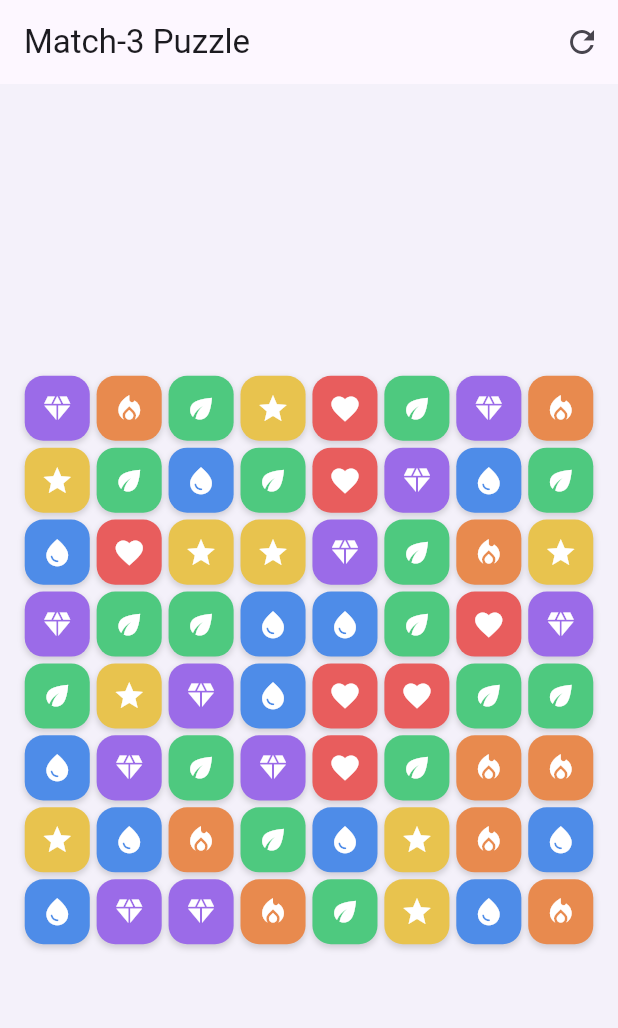
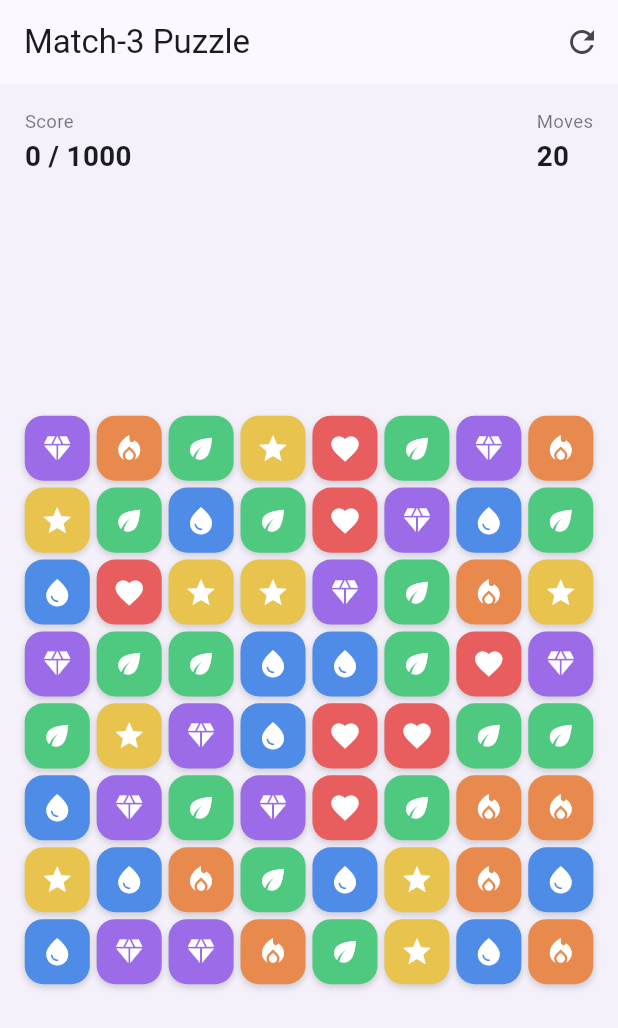
Before and after one commit to Gulshid/Match-3-Puzzle, a Flutter app: the screen it shows after launch, on a phone screen of 412 x 824 dp. Shown: the top 1028 px of the screen. Run offline on Flutter 3.47's test engine with Material 3 defaults, Android fonts, the phone set to English and light mode, and no system bars; our stand-ins replace flutter_riverpod, flutter_screenutil.

Commit message:
Phase 5 and 6 is done

```diff
--- a/match_3_puzzle/lib/features/game/presentation/screens/game_screen.dart
+++ b/match_3_puzzle/lib/features/game/presentation/screens/game_screen.dart
@@ -2,17 +2,26 @@ import 'package:flutter/material.dart';
 import 'package:flutter_riverpod/flutter_riverpod.dart';
 import 'package:flutter_screenutil/flutter_screenutil.dart';
 
+import '../../../../shared/widgets/shake_widget.dart';
 import '../../application/providers/board_provider.dart';
+import '../../domain/models/level_config.dart';
 import '../widgets/grid_widget.dart';
+import '../widgets/level_result_overlay.dart';
 
 class GameScreen extends ConsumerWidget {
   const GameScreen({super.key});
 
   @override
   Widget build(BuildContext context, WidgetRef ref) {
-    // .select() so this only rebuilds when comboCount itself changes,
-    // not on every board update.
+    final score = ref.watch(gameProvider.select((s) => s.score));
+    final movesRemaining =
+        ref.watch(gameProvider.select((s) => s.movesRemaining));
+    final targetScore =
+        ref.watch(gameProvider.select((s) => s.level.targetScore));
     final comboCount = ref.watch(gameProvider.select((s) => s.comboCount));
+    final shakeTrigger =
+        ref.watch(gameProvider.select((s) => s.shakeTrigger));
+    final status = ref.watch(gameProvider.select((s) => s.status));
 
     return Scaffold(
       appBar: AppBar(
@@ -20,20 +29,35 @@ class GameScreen extends ConsumerWidget {
         actions: [
           IconButton(
             icon: const Icon(Icons.refresh),
-            tooltip: 'New board',
+            tooltip: 'New game',
             onPressed: () => ref.read(gameProvider.notifier).newGame(),
           ),
         ],
       ),
       body: SafeArea(
-        child: Padding(
+        child: Stack(
+          children: [
+            Padding(
               padding: EdgeInsets.all(16.r),
               child: Column(
                 children: [
-              // Temporary debug readout so Phase 4's cascade/combo logic
-              // is visible before Phase 5 turns this into real scoring UI.
+                  _Hud(
+                    score: score,
+                    targetScore: targetScore,
+                    movesRemaining: movesRemaining,
+                  ),
+                  SizedBox(height: 8.h),
+                  // Phase 6: pop the combo readout each time comboCount
+                  // changes, using the ValueKey to restart the tween.
                   if (comboCount > 1)
-                Padding(
+                    TweenAnimationBuilder<double>(
+                      key: ValueKey(comboCount),
+                      tween: Tween(begin: 1.4, end: 1.0),
+                      duration: const Duration(milliseconds: 260),
+                      curve: Curves.elasticOut,
+                      builder: (context, scale, child) =>
+                          Transform.scale(scale: scale, child: child),
+                      child: Padding(
                         padding: EdgeInsets.only(bottom: 8.r),
                         child: Text(
                           'Combo x$comboCount!',
@@ -44,11 +68,97 @@ class GameScreen extends ConsumerWidget {
                           ),
                         ),
                       ),
-              const Expanded(child: GridWidget()),
+                    ),
+                  Expanded(
+                    child: ShakeWidget(
+                      trigger: shakeTrigger,
+                      child: const GridWidget(),
+                    ),
+                  ),
                 ],
               ),
+            ),
+            if (status != GameStatus.playing)
+              LevelResultOverlay(
+                status: status,
+                score: score,
+                targetScore: targetScore,
+                onRetry: () => ref.read(gameProvider.notifier).newGame(),
+              ),
+          ],
         ),
       ),
     );
   }
 }
+
+/// Score / target / moves-remaining readout.
+///
+/// Deliberately simple — Phase 7 replaces this with the real HUD
+/// (pause button, objective icons, etc) as part of the full menu/level
+/// flow. This just needs to make Phase 5's scoring and move limit
+/// visible and testable.
+class _Hud extends StatelessWidget {
+  const _Hud({
+    required this.score,
+    required this.targetScore,
+    required this.movesRemaining,
+  });
+
+  final int score;
+  final int targetScore;
+  final int movesRemaining;
+
+  @override
+  Widget build(BuildContext context) {
+    final theme = Theme.of(context);
+    return Row(
+      mainAxisAlignment: MainAxisAlignment.spaceBetween,
+      children: [
+        _HudStat(label: 'Score', value: '$score / $targetScore'),
+        _HudStat(
+          label: 'Moves',
+          value: '$movesRemaining',
+          valueColor: movesRemaining <= 5 ? theme.colorScheme.error : null,
+        ),
+      ],
+    );
+  }
+}
+
+class _HudStat extends StatelessWidget {
+  const _HudStat({
+    required this.label,
+    required this.value,
+    this.valueColor,
+  });
+
+  final String label;
+  final String value;
+  final Color? valueColor;
+
+  @override
+  Widget build(BuildContext context) {
+    final theme = Theme.of(context);
+    return Column(
+      crossAxisAlignment: CrossAxisAlignment.start,
+      children: [
+        Text(
+          label,
+          style: TextStyle(
+            fontSize: 12.sp,
+            color: theme.colorScheme.onSurface.withOpacity(0.6),
+          ),
+        ),
+        Text(
+          value,
+          style: TextStyle(
+            fontSize: 18.sp,
+            fontWeight: FontWeight.bold,
+            color: valueColor ?? theme.colorScheme.onSurface,
+          ),
+        ),
+      ],
+    );
+  }
+}
--- a/match_3_puzzle/lib/features/game/presentation/widgets/tile_widget.dart
+++ b/match_3_puzzle/lib/features/game/presentation/widgets/tile_widget.dart
@@ -8,14 +8,14 @@ import '../../domain/models/tile_model.dart';
 /// Renders a single tile.
 ///
 /// `size` is the tile's real on-screen pixel size, computed by
-/// [GridWidget] from LayoutBuilder's constraints (see that file's doc
-/// comment for why). ScreenUtil is still used here for radius/border/
-/// shadow so the *style* scales consistently across devices.
+/// [GridWidget] from LayoutBuilder's constraints. ScreenUtil is still
+/// used here for radius/border/shadow so the *style* scales
+/// consistently across devices.
 ///
-/// Phase 3 added: tap handling + a selection border.
-/// Phase 4 added: a fade/shrink-out when [TileModel.isMatched] is true,
-/// giving a (still basic — full polish is Phase 6) "matched" cue before
-/// the tile is actually removed from the board.
+/// Phase 3: tap handling + a selection border.
+/// Phase 6: a small colored "burst" ring behind the tile plus a snappier
+/// pop-out curve when [TileModel.isMatched] flips true, instead of a
+/// plain linear fade/shrink.
 class TileWidget extends StatelessWidget {
   const TileWidget({
     super.key,
@@ -32,21 +32,49 @@ class TileWidget extends StatelessWidget {
 
   @override
   Widget build(BuildContext context) {
+    final matched = tile.isMatched;
+
     return GestureDetector(
       onTap: onTap,
-      child: AnimatedOpacity(
-        duration: const Duration(milliseconds: 150),
-        opacity: tile.isMatched ? 0.0 : 1.0,
+      child: SizedBox(
+        width: size,
+        height: size,
+        child: Stack(
+          alignment: Alignment.center,
+          clipBehavior: Clip.none,
+          children: [
+            // Cheap "burst" substitute for a particle effect: a
+            // translucent ring that scales up from nothing the instant
+            // a match is flagged. It reads as an outward pop because the
+            // tile itself is removed from the tree shortly after
+            // (matched -> cleared, ~380ms), so the ring never lingers.
+            AnimatedScale(
+              duration: const Duration(milliseconds: 260),
+              curve: Curves.easeOut,
+              scale: matched ? 1.8 : 0.0,
+              child: Container(
+                width: size,
+                height: size,
+                decoration: BoxDecoration(
+                  shape: BoxShape.circle,
+                  color: tile.type.color.withOpacity(0.45),
+                ),
+              ),
+            ),
+            AnimatedOpacity(
+              duration: const Duration(milliseconds: 180),
+              opacity: matched ? 0.0 : 1.0,
               child: AnimatedScale(
-          duration: const Duration(milliseconds: 150),
-          scale: tile.isMatched ? 0.4 : 1.0,
-          curve: Curves.easeIn,
+                duration: const Duration(milliseconds: 180),
+                scale: matched ? 0.3 : 1.0,
+                curve: matched ? Curves.easeInBack : Curves.easeOutBack,
                 child: Container(
                   width: size,
                   height: size,
                   decoration: BoxDecoration(
                     color: tile.type.color,
-              borderRadius: BorderRadius.circular(BoardConfig.tileRadius.r),
+                    borderRadius:
+                        BorderRadius.circular(BoardConfig.tileRadius.r),
                     border: isSelected
                         ? Border.all(color: Colors.white, width: 3.r)
                         : null,
@@ -66,6 +94,9 @@ class TileWidget extends StatelessWidget {
                 ),
               ),
             ),
+          ],
+        ),
+      ),
     );
   }
 }
```
Lines whose indentation alone changed are shown as unchanged.
